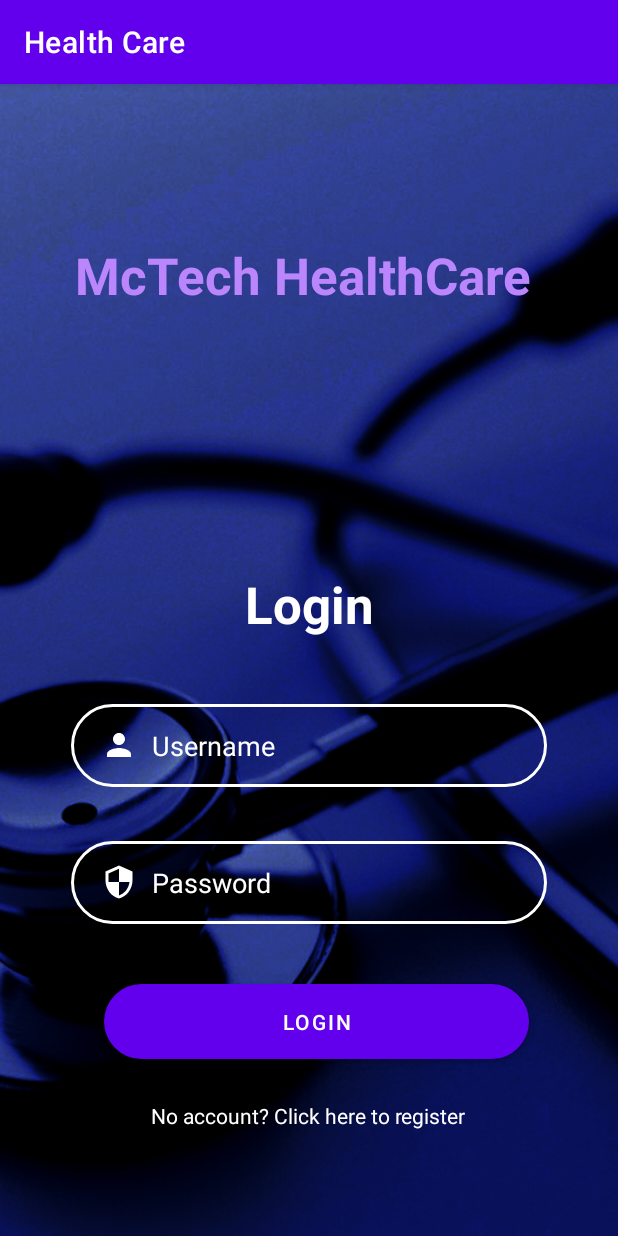
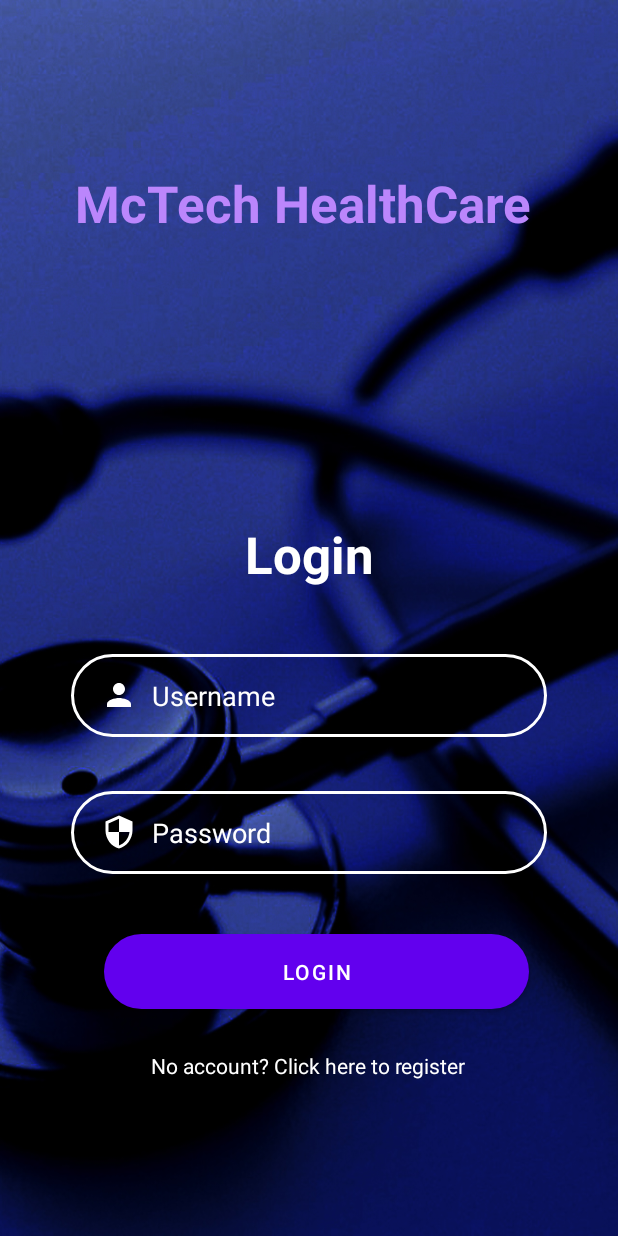
Before and after one commit to leonmccarthy/McCtech-Healthcare, an Android app: the screen it shows after launch (LoginActivity), on a phone screen of 412 x 824 dp. Run offline under Robolectric (Android 15) with nearby library versions, the phone set to English and light mode, and no system bars.

```diff
--- a/app/src/main/java/com/example/healthcare/LoginActivity.java
+++ b/app/src/main/java/com/example/healthcare/LoginActivity.java
@@ -3,12 +3,39 @@ package com.example.healthcare;
 import androidx.appcompat.app.AppCompatActivity;
 
 import android.os.Bundle;
+import android.view.View;
+import android.widget.Button;
+import android.widget.EditText;
+import android.widget.TextView;
+import android.widget.Toast;
 
 public class LoginActivity extends AppCompatActivity {
 
+    EditText editUsername, editPassword;
+    Button loginBtn;
+    TextView register;
     @Override
     protected void onCreate(Bundle savedInstanceState) {
         super.onCreate(savedInstanceState);
         setContentView(R.layout.activity_login);
+
+        editUsername = findViewById(R.id.editTextLoginUsername);
+        editPassword = findViewById(R.id.editTextLoginPassword);
+        loginBtn = findViewById(R.id.buttonLogin);
+        register = findViewById(R.id.textViewLoginRegister);
+
+        loginBtn.setOnClickListener(new View.OnClickListener() {
+            @Override
+            public void onClick(View view) {
+                String username = editUsername.getText().toString();
+                String password = editPassword.getText().toString();
+
+                if(username.length()==0 || password.length()==0){
+                    Toast.makeText(LoginActivity.this, "Please fill in the details!", Toast.LENGTH_SHORT).show();
+                }else{
+                    Toast.makeText(getApplicationContext(), "Login Successful", Toast.LENGTH_SHORT).show();
+                }
+            }
+        });
     }
 }
--- a/app/src/main/res/values/themes.xml
+++ b/app/src/main/res/values/themes.xml
@@ -1,6 +1,6 @@
 <resources xmlns:tools="http://schemas.android.com/tools">
     <!-- Base application theme. -->
-    <style name="Theme.HealthCare" parent="Theme.MaterialComponents.DayNight.DarkActionBar">
+    <style name="Theme.HealthCare" parent="Theme.MaterialComponents.DayNight.NoActionBar">
         <!-- Primary brand color. -->
         <item name="colorPrimary">@color/purple_500</item>
         <item name="colorPrimaryVariant">@color/purple_700</item>
```
